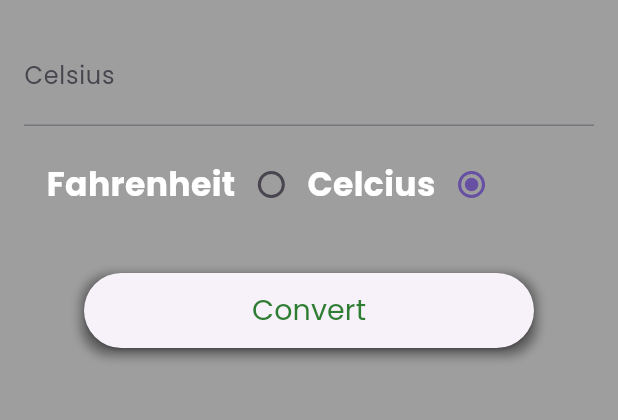
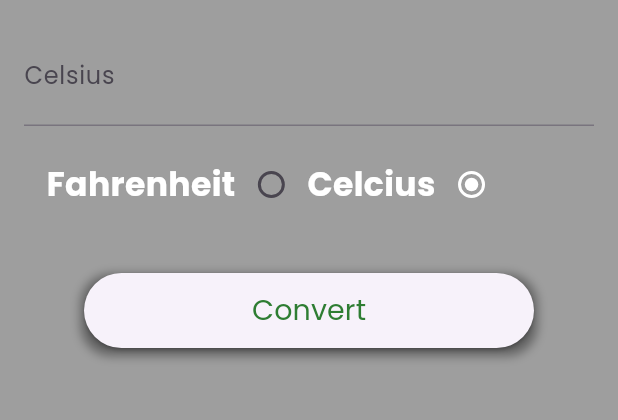
Before and after one commit to tuyishimejohnson/converter_application, a Flutter app: the screen it shows after launch, on a phone screen of 412 x 824 dp, the part 84-504 px from its top. Run offline on Flutter 3.47's test engine with Material 3 defaults, Android fonts, the phone set to English and light mode, and no system bars.

Commit message:
Active color.

```diff
--- a/lib/main.dart
+++ b/lib/main.dart
@@ -1,6 +1,7 @@
 import 'package:flutter/material.dart';
 // A program that is used to convert temperature
 // specifically Fahrenheit and Celcius.
+
 void main() => runApp(TemperatureConverter());
 
 class TemperatureConverter extends StatelessWidget {
@@ -76,6 +77,7 @@ class TempState extends State<TemperatureApp> {
           Radio<bool>(
             groupValue: CelciusOrFahreneit,
             value: false,
+            activeColor: Colors.white,
             onChanged: (v) {
               setState(() {
                 CelciusOrFahreneit = v!;
@@ -92,6 +94,7 @@ class TempState extends State<TemperatureApp> {
           Radio<bool>(
             groupValue: CelciusOrFahreneit,
             value: true,
+            activeColor: Colors.white,
             onChanged: (v) {
               setState(() {
                 CelciusOrFahreneit = v!;
```
